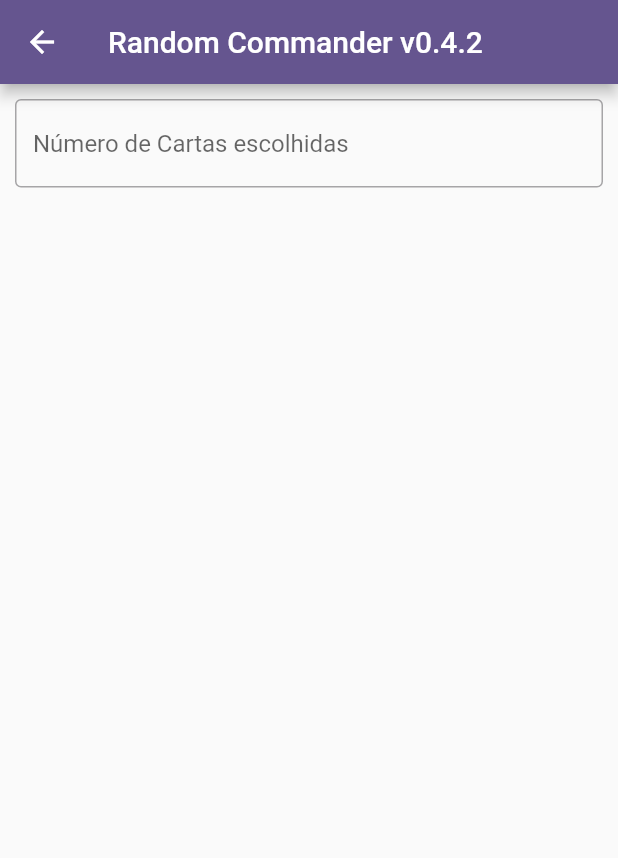
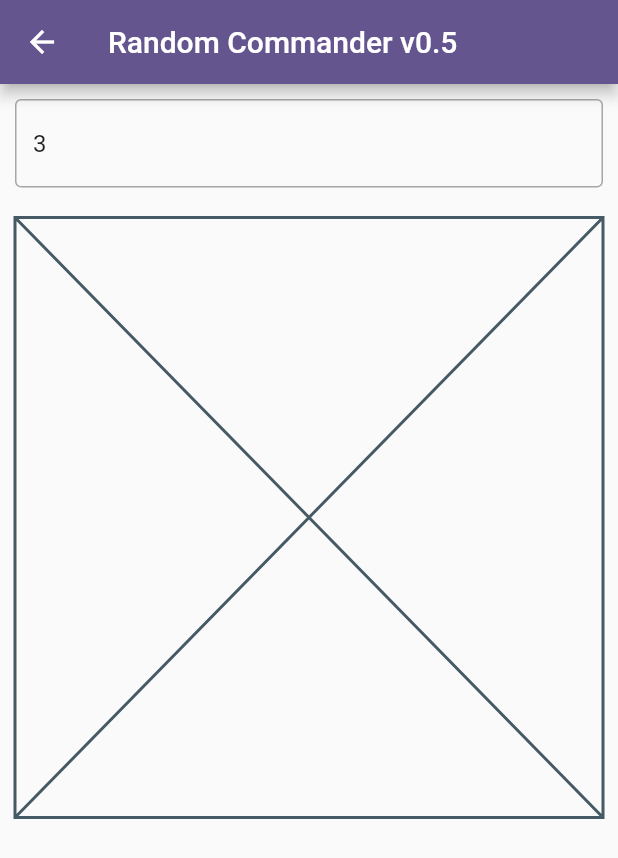
Before and after one commit to AcCodo/RandomCommanders, a Flutter app: the ConfigPage screen opened by its route, on a phone screen of 412 x 824 dp. Shown: the top 858 px of the screen. Run offline on Flutter 3.47's test engine with Material 2 defaults, Android fonts, the phone set to English and light mode, and no system bars; our stand-ins replace flutter_svg; network calls fail.

Commit message:
Options for Oathbreaker and PDH
version 0.5

```diff
--- a/lib/constants.dart
+++ b/lib/constants.dart
@@ -9,5 +9,5 @@ class ApiConstants {
 }
 
 class VersionConstants {
-  static String version = '0.4.2';
+  static String version = '0.5';
 }
--- /dev/null
+++ b/lib/models/ConfigModel.dart
@@ -0,0 +1,20 @@
+import 'package:flutter/material.dart';
+
+class ConfigModel extends ChangeNotifier {
+  EdhRules edhRule = EdhRules.commander;
+  int cardsToDraw = 3;
+
+  void notifyChanges() {
+    notifyListeners();
+  }
+
+  EdhRules getRuling() {
+    return edhRule;
+  }
+
+  ConfigModel getThis() {
+    return this;
+  }
+}
+
+enum EdhRules { commander, oathbreaker, pauper }
--- a/lib/pages/configPage.dart
+++ b/lib/pages/configPage.dart
@@ -1,5 +1,9 @@
+import 'package:commanders/models/ConfigModel.dart';
+import 'package:commanders/sharedComponents/RulesOptionWidget.dart';
 import 'package:commanders/sharedComponents/appBar.dart';
 import 'package:flutter/material.dart';
+import 'package:flutter/services.dart';
+import 'package:provider/provider.dart';
 
 class ConfigPage extends StatefulWidget {
   const ConfigPage({super.key});
@@ -10,6 +14,12 @@ class ConfigPage extends StatefulWidget {
 
 class _ConfigPageState extends State<ConfigPage> {
   final genQntd = TextEditingController();
+  final _formKey = GlobalKey<FormState>();
+
+  @override
+  void initState() {
+    super.initState();
+  }
 
   @override
   Widget build(BuildContext context) {
@@ -19,18 +29,15 @@ class _ConfigPageState extends State<ConfigPage> {
         child: Padding(
           padding: const EdgeInsets.all(10.0),
           child: Form(
+            key: _formKey,
             child: Column(
               children: [
-                Row(
-                  children: [],
+                //Exclude pickable multiple commanders option,
+                _buildFormField(),
+                const SizedBox(
+                  height: 20,
                 ),
-                //Exclude pickable multiple commanders option,
-                TextFormField(
-                  controller: genQntd,
-                  decoration: const InputDecoration(
-                      hintText: 'Número de Cartas escolhidas',
-                      border: OutlineInputBorder()),
-                ),
+                _buildSaveButton(),
               ],
             ),
           ),
@@ -38,4 +45,33 @@ class _ConfigPageState extends State<ConfigPage> {
       ),
     );
   }
+
+  Widget _buildFormField() {
+    return Consumer<ConfigModel>(builder: (context, config, child) {
+      genQntd.text = config.cardsToDraw.toString();
+
+      return TextFormField(
+        controller: genQntd,
+        keyboardType: TextInputType.number,
+        inputFormatters: [FilteringTextInputFormatter.digitsOnly],
+        validator: (value) {
+          if (value != null &&
+              int.tryParse(value)! < 1 &&
+              int.tryParse(value)! > 10) {
+            return "Número de Cartas geradas precisa ser entre 1 e 10";
+          } else if (value == null || value.isEmpty) {
+            return "Campo obrigatório";
+          }
+          return null;
+        },
+        decoration: const InputDecoration(
+            hintText: 'Número de Cartas escolhidas',
+            border: OutlineInputBorder()),
+      );
+    });
+  }
+
+  Widget _buildSaveButton() {
+    return Placeholder();
+  }
 }
--- a/pubspec.yaml
+++ b/pubspec.yaml
@@ -38,6 +38,7 @@ dependencies:
   # Use with the CupertinoIcons class for iOS style icons.
   cupertino_icons: ^1.0.2
   flutter_svg: ^2.0.8
+  provider: ^6.0.5
 
 dev_dependencies:
   flutter_test:
```
Also changed, not shown: lib/main.dart (+6 -1 lines), lib/pages/mainPage.dart (+39 -2 lines), lib/services/ApiService.dart (+49 -28 lines), lib/sharedComponents/RulesOptionWidget.dart (added, +44 -0 lines), lib/sharedComponents/drawer.dart (+9 -5 lines), pubspec.lock.
